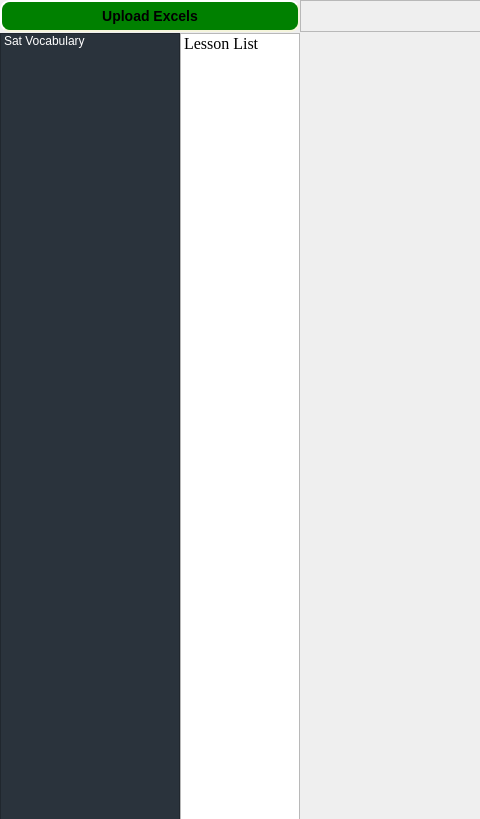
The window that PyQt5_GUI/RemV_Package/res/FirstGui.ui (ArmandXiao/RemV) describes before a commit, drawn with Qt 5; both pictures show x 0 to 480 and y 0 to 819 of the 1260 by 819 pixel window.
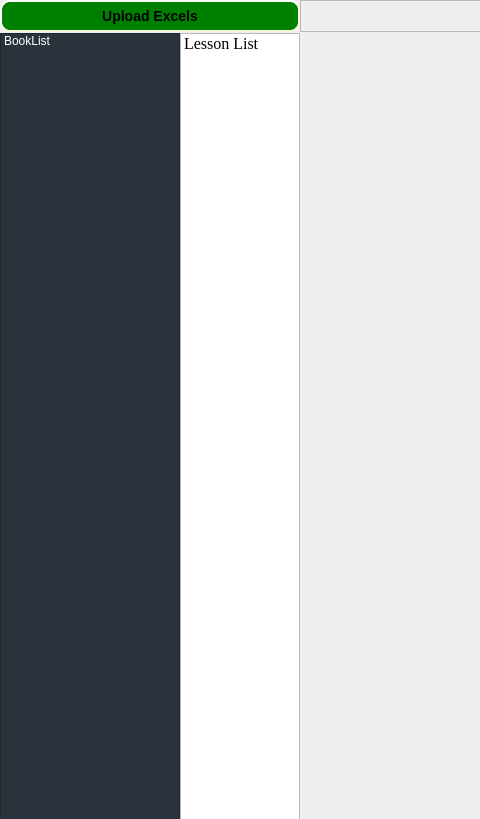
The same window after the commit.

```diff
--- a/PyQt5_GUI/RemV_Package/res/FirstGui.ui
+++ b/PyQt5_GUI/RemV_Package/res/FirstGui.ui
@@ -100,7 +100,7 @@
        </property>
        <item>
         <property name="text">
-         <string>Sat Vocabulary</string>
+         <string>BookList</string>
         </property>
        </item>
       </widget>
```
